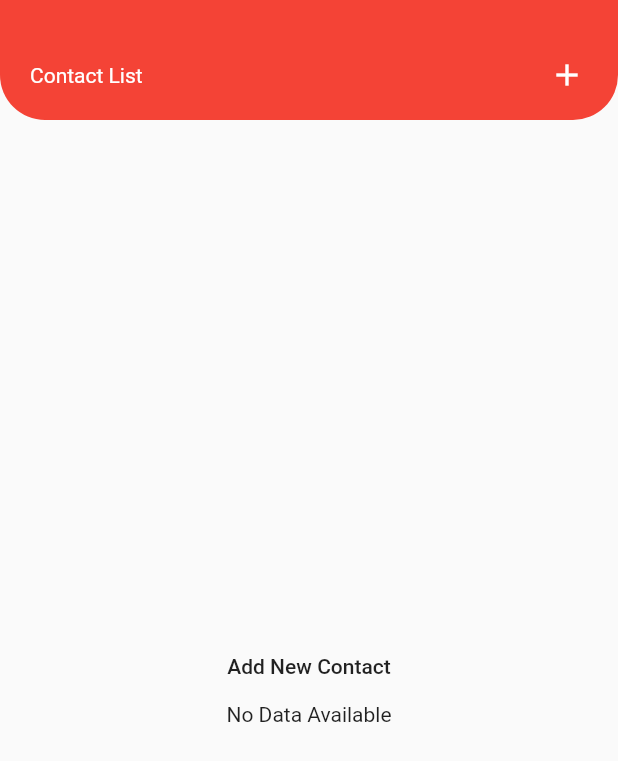
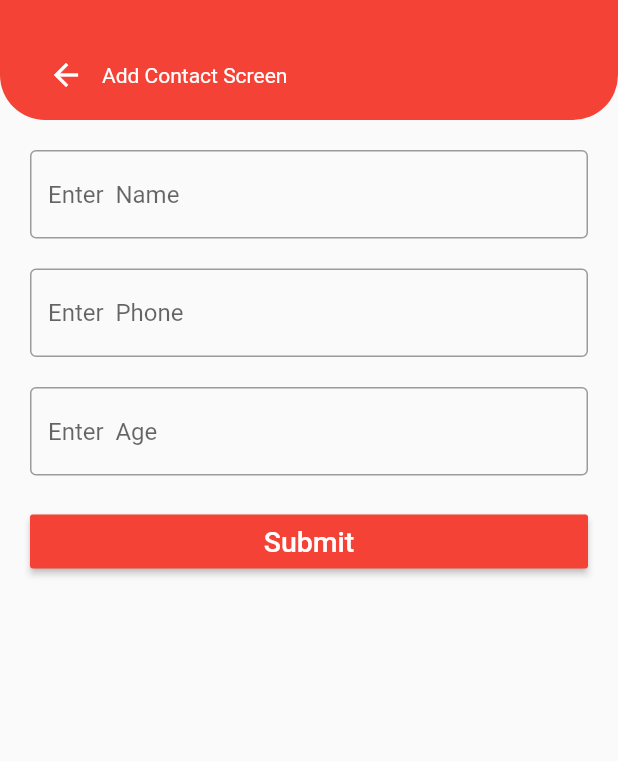
Before and after one commit to duetianmehedishuvo/flutter-batch-02, a Flutter app: the screen it shows after launch, on a phone screen of 412 x 824 dp. Shown: the top 761 px of the screen. Run offline on Flutter 3.47's test engine with Material 2 defaults, Android fonts, the phone set to English and light mode, and no system bars; our stand-ins replace fluttertoast, sqflite; accounts and stored records are empty.

Commit message:
Added database (insert and query )

```diff
--- a/lib/add_contact_screen.dart
+++ b/lib/add_contact_screen.dart
@@ -2,9 +2,9 @@ import 'package:flutter/material.dart';
 import 'package:fluttertoast/fluttertoast.dart';
 import 'package:hello_world/contact_db.dart';
 import 'package:hello_world/contact_model.dart';
-import 'package:hello_world/custom_app_bar.dart';
-import 'package:hello_world/custom_message.dart';
-import 'package:hello_world/custom_text_field.dart';
+import 'package:hello_world/widgets/custom_app_bar.dart';
+import 'package:hello_world/widgets/custom_message.dart';
+import 'package:hello_world/widgets/custom_text_field.dart';
 
 class AddContactScreen extends StatefulWidget {
   const AddContactScreen({Key? key}) : super(key: key);
--- a/lib/contact_db.dart
+++ b/lib/contact_db.dart
@@ -2,6 +2,7 @@ import 'package:hello_world/contact_model.dart';
 
 // state manage kora
 // database , localcash , state management
+// BIOS theke Configurations-> VT-x  Enable
 
 class ContactDB {
   static List<ContactModel> contacts = [];
--- a/lib/contact_list_screen.dart
+++ b/lib/contact_list_screen.dart
@@ -1,8 +1,8 @@
 import 'package:flutter/material.dart';
 import 'package:hello_world/add_contact_screen.dart';
 import 'package:hello_world/contact_db.dart';
-import 'package:hello_world/custom_app_bar.dart';
-import 'package:hello_world/custom_service.dart';
+import 'package:hello_world/widgets/custom_app_bar.dart';
+import 'package:hello_world/widgets/custom_service.dart';
 
 class ContactListScreen extends StatefulWidget {
   const ContactListScreen({Key? key}) : super(key: key);
--- /dev/null
+++ b/lib/database/helpers/database_helper.dart
@@ -0,0 +1,36 @@
+import 'package:hello_world/database/models/employee_models.dart';
+import 'package:sqflite/sqflite.dart';
+import 'package:path/path.dart' as Path;
+
+class DatabaseHelper {
+  static const String createTableEmp = '''CREATE TABLE $tableEmployee(
+  $columnEmpId integer primary key autoincrement,
+  $columnEmpName text not null,
+  $columnEmpPhone text not null,
+  $columnEmpAge integer not null );''';
+
+  static Future<Database> open() async {
+    final dbPath = await getDatabasesPath();
+    final aPath = Path.join(dbPath, 'employeee.db');
+
+    return openDatabase(aPath, version: 1, onCreate: (db, version) async {
+      await db.execute(createTableEmp);
+    });
+  }
+
+  static Future<int> insertEmployee(EmployeeModel employeeModel) async {
+    Database db = await open();
+    return db.insert(tableEmployee, employeeModel.toMap(), conflictAlgorithm: ConflictAlgorithm.replace);
+  }
+
+  // select
+  static Future<List<EmployeeModel>> getAllEmployees() async {
+    Database db = await open();
+    final List<Map<String, dynamic>> map = await db.query(tableEmployee, orderBy: columnEmpName);
+    List<EmployeeModel> allEmployees = [];
+    for (var element in map) {
+      allEmployees.add(EmployeeModel.fromMap(element));
+    }
+    return allEmployees;
+  }
+}
--- /dev/null
+++ b/lib/database/models/employee_models.dart
@@ -0,0 +1,34 @@
+const String tableEmployee = 'tbl-employee';
+const String columnEmpId = 'column_emp_id';
+const String columnEmpName = 'column_emp_name';
+const String columnEmpAge = 'column_emp_age';
+const String columnEmpPhone = 'column_emp_phone';
+
+class EmployeeModel {
+  int? id;
+  String? name;
+  String? phone;
+  int? age;
+
+  EmployeeModel({this.phone, this.name, this.id, this.age});
+
+  @override
+  String toString() {
+    return 'EmployeeModel{id: $id, name: $name, phone: $phone, age: $age}';
+  }
+
+  Map<String, dynamic> toMap() {
+    var map = <String, dynamic>{columnEmpName: name, columnEmpAge: age, columnEmpPhone: phone};
+    // if (id != null) {
+    //   map[columnEmpId] = id;
+    // }
+    return map;
+  }
+
+  EmployeeModel.fromMap(Map<String, dynamic> map) {
+    id = map[columnEmpId];
+    name = map[columnEmpName];
+    phone = map[columnEmpPhone];
+    age = map[columnEmpAge];
+  }
+}
--- /dev/null
+++ b/lib/database/pages/add_employee_screens.dart
@@ -0,0 +1,60 @@
+import 'package:flutter/material.dart';
+import 'package:fluttertoast/fluttertoast.dart';
+import 'package:hello_world/contact_db.dart';
+import 'package:hello_world/contact_model.dart';
+import 'package:hello_world/database/helpers/database_helper.dart';
+import 'package:hello_world/database/models/employee_models.dart';
+import 'package:hello_world/widgets/custom_app_bar.dart';
+import 'package:hello_world/widgets/custom_message.dart';
+import 'package:hello_world/widgets/custom_text_field.dart';
+
+class AddEmployeeScreen extends StatefulWidget {
+  const AddEmployeeScreen({Key? key}) : super(key: key);
+
+  @override
+  State<AddEmployeeScreen> createState() => _AddEmployeeScreenState();
+}
+
+class _AddEmployeeScreenState extends State<AddEmployeeScreen> {
+  String text = '';
+  TextEditingController nameController = TextEditingController();
+  TextEditingController phoneController = TextEditingController();
+  TextEditingController ageController = TextEditingController();
+
+  @override
+  Widget build(BuildContext context) {
+    return Scaffold(
+      appBar: CustomAppBar2(title: 'Add Contact Screen'),
+      body: ListView(
+        padding: EdgeInsets.all(20),
+        children: [
+          CustomTextField(controller: nameController, hintText: 'Enter  Name'),
+          SizedBox(height: 20),
+          CustomTextField(controller: phoneController, hintText: 'Enter  Phone', inputType: TextInputType.phone),
+          SizedBox(height: 20),
+          CustomTextField(controller: ageController, hintText: 'Enter  Age', inputType: TextInputType.number),
+          SizedBox(height: 20),
+          MaterialButton(
+            onPressed: () async {
+              if (nameController.text.isEmpty) {
+                showToastMessage('Name fields is required');
+              } else if (phoneController.text.isEmpty) {
+                showToastMessage('Phone fields is required');
+              } else if (ageController.text.isEmpty) {
+                showToastMessage('Age fields is required');
+              } else {
+                EmployeeModel employeeModel =
+                    EmployeeModel(phone: phoneController.text, name: nameController.text, age: int.parse(ageController.text));
+                int value = await DatabaseHelper.insertEmployee(employeeModel);
+
+                print(value);
+              }
+            },
+            child: Text('Submit', style: TextStyle(color: Colors.white, fontSize: 19)),
+            color: Colors.red,
+          )
+        ],
+      ),
+    );
+  }
+}
--- a/pubspec.yaml
+++ b/pubspec.yaml
@@ -38,6 +38,7 @@ dependencies:
   cupertino_icons: ^1.0.2
   fluttertoast: ^8.2.1
   url_launcher: ^6.1.10
+  sqflite: ^2.2.8
 
 dev_dependencies:
   flutter_test:
```
Also changed, not shown: lib/main.dart (+12 -16 lines), lib/database/pages/employee_list_screen.dart (added), lib/widgets/custom_app_bar.dart (renamed from lib/custom_app_bar.dart), lib/widgets/custom_message.dart (renamed from lib/custom_message.dart), lib/widgets/custom_service.dart (renamed from lib/custom_service.dart), lib/widgets/custom_text_field.dart (renamed from lib/custom_text_field.dart), pubspec.lock.
